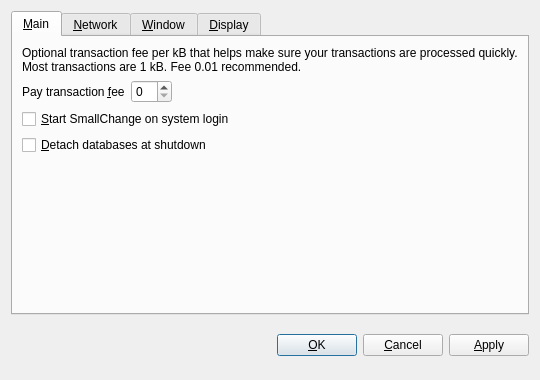
Before: the Qt Designer form src/qt/forms/optionsdialog.ui in RaidAndFade/SRSCoin, drawn with Qt 5.
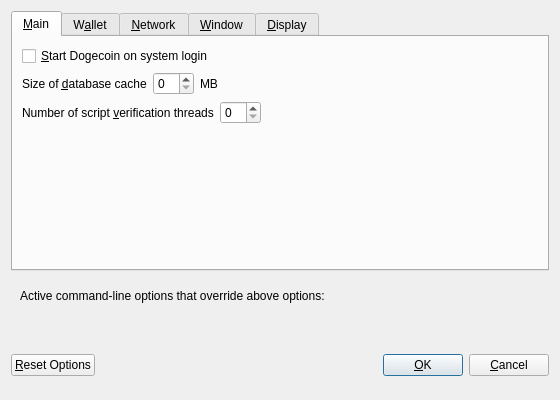
After: the same form once the commit is applied. The open tabs and pages were chosen to show the change. Custom widgets are drawn as their Qt base class.

Patch:
```diff
--- a/src/qt/forms/optionsdialog.ui
+++ b/src/qt/forms/optionsdialog.ui
@@ -6,8 +6,8 @@
    <rect>
     <x>0</x>
     <y>0</y>
-    <width>540</width>
-    <height>380</height>
+    <width>560</width>
+    <height>400</height>
    </rect>
   </property>
   <property name="windowTitle">
@@ -19,9 +19,6 @@
   <layout class="QVBoxLayout" name="verticalLayout">
    <item>
     <widget class="QTabWidget" name="tabWidget">
-     <property name="tabPosition">
-      <enum>QTabWidget::North</enum>
-     </property>
      <property name="currentIndex">
       <number>1</number>
      </property>
@@ -31,9 +28,119 @@
       </attribute>
       <layout class="QVBoxLayout" name="verticalLayout_Main">
        <item>
+        <widget class="QCheckBox" name="bitcoinAtStartup">
+         <property name="toolTip">
+          <string>Automatically start Dogecoin after logging in to the system.</string>
+         </property>
+         <property name="text">
+          <string>&amp;Start Dogecoin on system login</string>
+         </property>
+        </widget>
+       </item>
+       <item>
+        <layout class="QHBoxLayout" name="horizontalLayout_2_Main">
+         <item>
+          <widget class="QLabel" name="databaseCacheLabel">
+           <property name="text">
+            <string>Size of &amp;database cache</string>
+           </property>
+           <property name="textFormat">
+            <enum>Qt::PlainText</enum>
+           </property>
+           <property name="buddy">
+            <cstring>databaseCache</cstring>
+           </property>
+          </widget>
+         </item>
+         <item>
+          <widget class="QSpinBox" name="databaseCache"/>
+         </item>
+         <item>
+          <widget class="QLabel" name="databaseCacheUnitLabel">
+           <property name="text">
+            <string>MB</string>
+           </property>
+           <property name="textFormat">
+            <enum>Qt::PlainText</enum>
+           </property>
+          </widget>
+         </item>
+         <item>
+          <spacer name="horizontalSpacer_2_Main">
+           <property name="orientation">
+            <enum>Qt::Horizontal</enum>
+           </property>
+           <property name="sizeHint" stdset="0">
+            <size>
+             <width>40</width>
+             <height>20</height>
+            </size>
+           </property>
+          </spacer>
+         </item>
+        </layout>
+       </item>
+       <item>
+        <layout class="QHBoxLayout" name="horizontalLayout_3_Main">
+         <item>
+          <widget class="QLabel" name="threadsScriptVerifLabel">
+           <property name="text">
+            <string>Number of script &amp;verification threads</string>
+           </property>
+           <property name="textFormat">
+            <enum>Qt::PlainText</enum>
+           </property>
+           <property name="buddy">
+            <cstring>threadsScriptVerif</cstring>
+           </property>
+          </widget>
+         </item>
+         <item>
+          <widget class="QSpinBox" name="threadsScriptVerif">
+           <property name="toolTip">
+            <string>(0 = auto, &lt;0 = leave that many cores free)</string>
+           </property>
+          </widget>
+         </item>
+         <item>
+          <spacer name="horizontalSpacer_3_Main">
+           <property name="orientation">
+            <enum>Qt::Horizontal</enum>
+           </property>
+           <property name="sizeHint" stdset="0">
+            <size>
+             <width>40</width>
+             <height>20</height>
+            </size>
+           </property>
+          </spacer>
+         </item>
+        </layout>
+       </item>
+       <item>
+        <spacer name="verticalSpacer_Main">
+         <property name="orientation">
+          <enum>Qt::Vertical</enum>
+         </property>
+         <property name="sizeHint" stdset="0">
+          <size>
+           <width>20</width>
+           <height>40</height>
+          </size>
+         </property>
+        </spacer>
+       </item>
+      </layout>
+     </widget>
+     <widget class="QWidget" name="tabWallet">
+      <attribute name="title">
+       <string>W&amp;allet</string>
+      </attribute>
+      <layout class="QVBoxLayout" name="verticalLayout_Wallet">
+       <item>
         <widget class="QLabel" name="transactionFeeInfoLabel">
          <property name="text">
-          <string>Optional transaction fee per kB that helps make sure your transactions are processed quickly. Most transactions are 1 kB. Fee 0.01 recommended.</string>
+          <string>Optional transaction fee per kB that helps make sure your transactions are processed quickly. Most transactions are 1 kB.</string>
          </property>
          <property name="textFormat">
           <enum>Qt::PlainText</enum>
@@ -44,7 +151,7 @@
         </widget>
        </item>
        <item>
-        <layout class="QHBoxLayout" name="horizontalLayout_Main">
+        <layout class="QHBoxLayout" name="horizontalLayout_1_Wallet">
          <item>
           <widget class="QLabel" name="transactionFeeLabel">
            <property name="text">
@@ -77,27 +184,7 @@
         </layout>
        </item>
        <item>
-        <widget class="QCheckBox" name="bitcoinAtStartup">
-         <property name="toolTip">
-          <string>Automatically start SmallChange after logging in to the system.</string>
-         </property>
-         <property name="text">
-          <string>&amp;Start SmallChange on system login</string>
-         </property>
-        </widget>
-       </item>
-       <item>
-        <widget class="QCheckBox" name="detachDatabases">
-         <property name="toolTip">
-          <string>Detach block and address databases at shutdown. This means they can be moved to another data directory, but it slows down shutdown. The wallet is always detached.</string>
-         </property>
-         <property name="text">
-          <string>&amp;Detach databases at shutdown</string>
-         </property>
-        </widget>
-       </item>
-       <item>
-        <spacer name="verticalSpacer_Main">
+        <spacer name="verticalSpacer_Wallet">
          <property name="orientation">
           <enum>Qt::Vertical</enum>
          </property>
@@ -360,8 +447,67 @@
      </widget>
     </widget>
    </item>
+   <item>
+    <widget class="QFrame" name="frame">
+     <layout class="QVBoxLayout" name="verticalLayout_Bottom">
+      <item>
+       <layout class="QHBoxLayout" name="horizontalLayout_Bottom">
+        <item>
+         <widget class="QLabel" name="overriddenByCommandLineInfoLabel">
+          <property name="text">
+           <string>Active command-line options that override above options:</string>
+          </property>
+          <property name="textFormat">
+           <enum>Qt::PlainText</enum>
+          </property>
+         </widget>
+        </item>
+        <item>
+         <spacer name="horizontalSpacer_Bottom">
+          <property name="orientation">
+           <enum>Qt::Horizontal</enum>
+          </property>
+          <property name="sizeHint" stdset="0">
+           <size>
+            <width>40</width>
+            <height>20</height>
+           </size>
+          </property>
+         </spacer>
+        </item>
+       </layout>
+      </item>
+      <item>
+       <widget class="QLabel" name="overriddenByCommandLineLabel">
+        <property name="text">
+         <string/>
+        </property>
+        <property name="textFormat">
+         <enum>Qt::PlainText</enum>
+        </property>
+        <property name="wordWrap">
+         <bool>true</bool>
+        </property>
+       </widget>
+      </item>
+     </layout>
+    </widget>
+   </item>
    <item>
     <layout class="QHBoxLayout" name="horizontalLayout_Buttons">
+     <item>
+      <widget class="QPushButton" name="resetButton">
+       <property name="toolTip">
+        <string>Reset all client options to default.</string>
+       </property>
+       <property name="text">
+        <string>&amp;Reset Options</string>
+       </property>
+       <property name="autoDefault">
+        <bool>false</bool>
+       </property>
+      </widget>
+     </item>
      <item>
       <spacer name="horizontalSpacer_1">
        <property name="orientation">
@@ -377,6 +523,12 @@
      </item>
      <item>
       <widget class="QLabel" name="statusLabel">
+       <property name="minimumSize">
+        <size>
+         <width>200</width>
+         <height>0</height>
+        </size>
+       </property>
        <property name="font">
         <font>
          <weight>75</weight>
@@ -424,22 +576,6 @@
        </property>
       </widget>
      </item>
-     <item>
-      <widget class="QPushButton" name="applyButton">
-       <property name="text">
-        <string>&amp;Apply</string>
-       </property>
-       <property name="autoDefault">
-        <bool>false</bool>
-       </property>
-       <property name="default">
-        <bool>false</bool>
-       </property>
-       <property name="flat">
-        <bool>false</bool>
-       </property>
-      </widget>
-     </item>
     </layout>
    </item>
   </layout>
@@ -447,19 +583,20 @@
  <customwidgets>
   <customwidget>
    <class>BitcoinAmountField</class>
-   <extends>QSpinBox</extends>
+   <extends>QLineEdit</extends>
    <header>bitcoinamountfield.h</header>
+   <container>1</container>
+  </customwidget>
+  <customwidget>
+   <class>QValidatedLineEdit</class>
+   <extends>QLineEdit</extends>
+   <header>qvalidatedlineedit.h</header>
   </customwidget>
   <customwidget>
    <class>QValueComboBox</class>
    <extends>QComboBox</extends>
    <header>qvaluecombobox.h</header>
   </customwidget>
-  <customwidget>
-   <class>QValidatedLineEdit</class>
-   <extends>QLineEdit</extends>
-   <header>qvalidatedlineedit.h</header>
-  </customwidget>
  </customwidgets>
  <resources/>
  <connections/>
```
Left out of the diff: 85 changed lines with no effect on the pictures.
